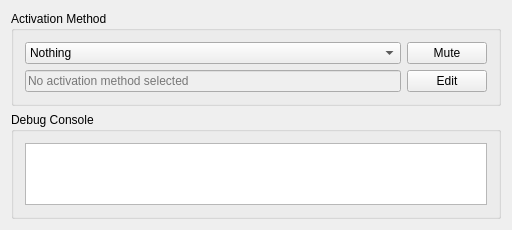
Before: the Qt Designer form source/main_wnd.ui in PsychedelicShayna/cursor-locker, drawn with Qt 5.
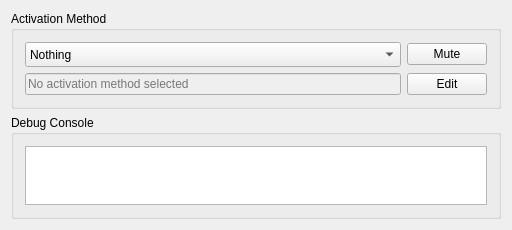
After: the same form once the commit is applied.

Commit message:
Added hotkey modifier support, and dynamic UI changes.
- A dropdown now appears to the left of the activation parameter text
field whenever hotkey activation mode is selected, which allows the user
to specify a modifier (e.g. alt, shift, control, etc), in combination to
the VKID.

- A "Grab" button also appears whenever window title mode is selected,
allowing the user to grab the foreground window, without having to
right click the edit button.

- Couple tweaks to how widgets get enabled and disabled to ensure clean
user input.

- Changed targetHotkeyId from 420 decimal to 420 hex ;)

```diff
--- a/source/main_wnd.ui
+++ b/source/main_wnd.ui
@@ -39,6 +39,12 @@
           <layout class="QHBoxLayout" name="hlActivationMethod" stretch="5,0">
            <item>
             <widget class="QComboBox" name="cbxActivationMethod">
+             <property name="minimumSize">
+              <size>
+               <width>0</width>
+               <height>25</height>
+              </size>
+             </property>
              <item>
               <property name="text">
                <string>Nothing</string>
@@ -71,7 +77,7 @@
           </layout>
          </item>
          <item>
-          <layout class="QHBoxLayout" name="hlActivationParameter">
+          <layout class="QHBoxLayout" name="hlActivationParameter" stretch="0,0">
            <item>
             <widget class="QLineEdit" name="linActivationParameter">
              <property name="enabled">
```
The commit also changes 2 other files.
